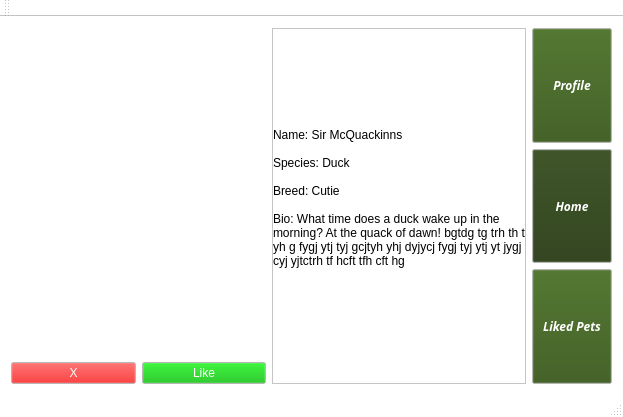
The window that pet_tinder/gui/petfinder.ui (CS-205-S21/team_1_4) describes before a commit, drawn with Qt 5.
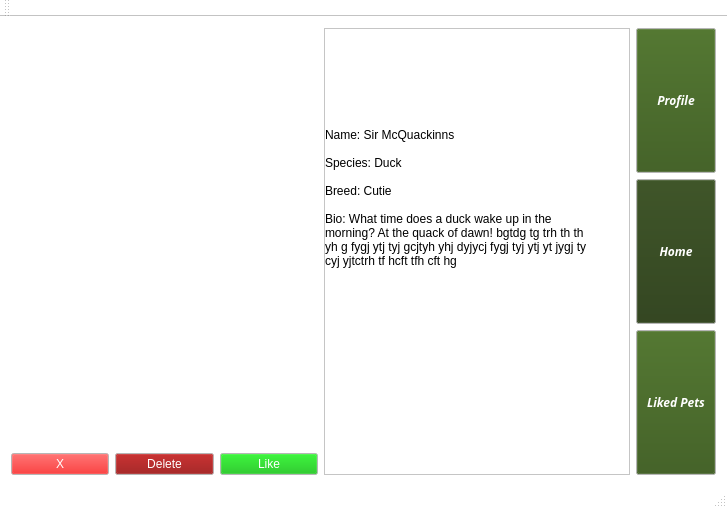
The same window after the commit.

What changed in the file:
```diff
--- a/pet_tinder/gui/petfinder.ui
+++ b/pet_tinder/gui/petfinder.ui
@@ -6,8 +6,8 @@
    <rect>
     <x>0</x>
     <y>0</y>
-    <width>623</width>
-    <height>417</height>
+    <width>727</width>
+    <height>508</height>
    </rect>
   </property>
   <property name="sizePolicy">
@@ -337,7 +337,7 @@
     <item>
      <layout class="QHBoxLayout" name="horizontalLayout" stretch="3,3,0">
       <item>
-       <layout class="QVBoxLayout" name="verticalLayout_3" stretch="3,0">
+       <layout class="QVBoxLayout" name="verticalLayout_3" stretch="3,0,0">
         <item>
          <widget class="QLabel" name="animalImage">
           <property name="sizePolicy">
@@ -369,6 +369,13 @@
           </property>
          </widget>
         </item>
+        <item>
+         <widget class="QLabel" name="deleteWarning">
+          <property name="text">
+           <string/>
+          </property>
+         </widget>
+        </item>
         <item>
          <layout class="QHBoxLayout" name="horizontalLayout_2">
           <item>
@@ -415,6 +422,50 @@
             </property>
            </widget>
           </item>
+          <item>
+           <widget class="QPushButton" name="deleteButton">
+            <property name="palette">
+             <palette>
+              <active>
+               <colorrole role="Button">
+                <brush brushstyle="SolidPattern">
+                 <color alpha="255">
+                  <red>140</red>
+                  <green>0</green>
+                  <blue>0</blue>
+                 </color>
+                </brush>
+               </colorrole>
+              </active>
+              <inactive>
+               <colorrole role="Button">
+                <brush brushstyle="SolidPattern">
+                 <color alpha="255">
+                  <red>140</red>
+                  <green>0</green>
+                  <blue>0</blue>
+                 </color>
+                </brush>
+               </colorrole>
+              </inactive>
+              <disabled>
+               <colorrole role="Button">
+                <brush brushstyle="SolidPattern">
+                 <color alpha="255">
+                  <red>140</red>
+                  <green>0</green>
+                  <blue>0</blue>
+                 </color>
+                </brush>
+               </colorrole>
+              </disabled>
+             </palette>
+            </property>
+            <property name="text">
+             <string>Delete</string>
+            </property>
+           </widget>
+          </item>
           <item>
            <widget class="QPushButton" name="likeButton">
             <property name="enabled">
@@ -476,8 +527,8 @@
           <rect>
            <x>0</x>
            <y>0</y>
-           <width>251</width>
-           <height>336</height>
+           <width>303</width>
+           <height>427</height>
           </rect>
          </property>
          <widget class="QLabel" name="animalCustomBio">
```
Left out of the diff: 2 changed lines with no effect on the pictures.
